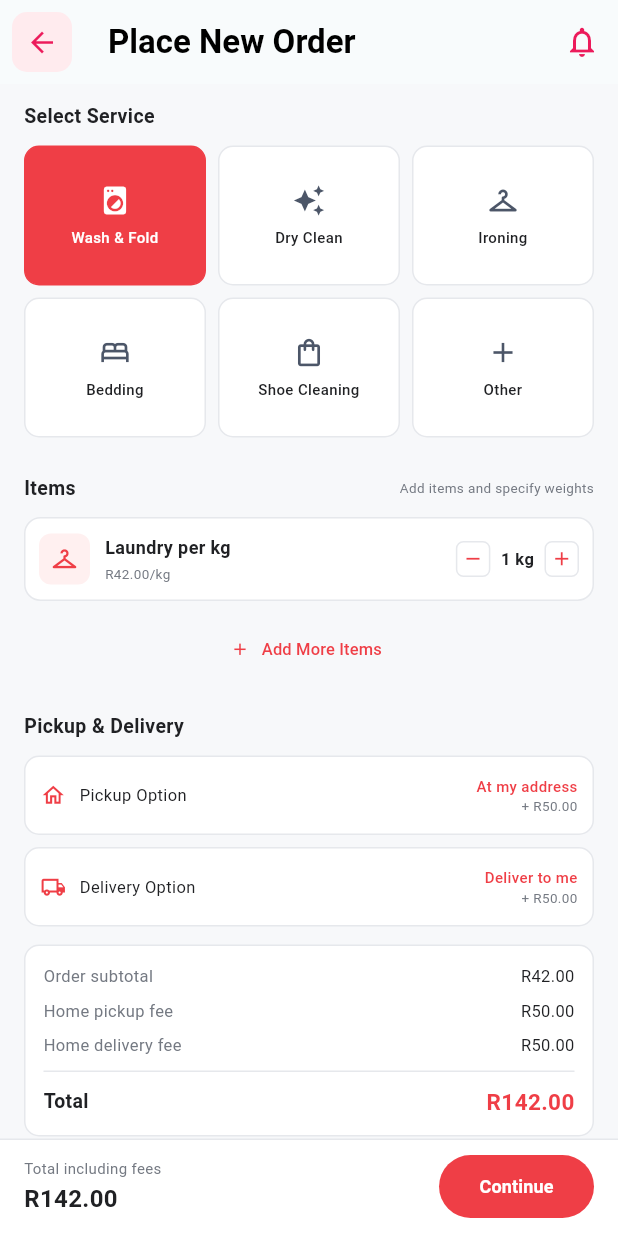
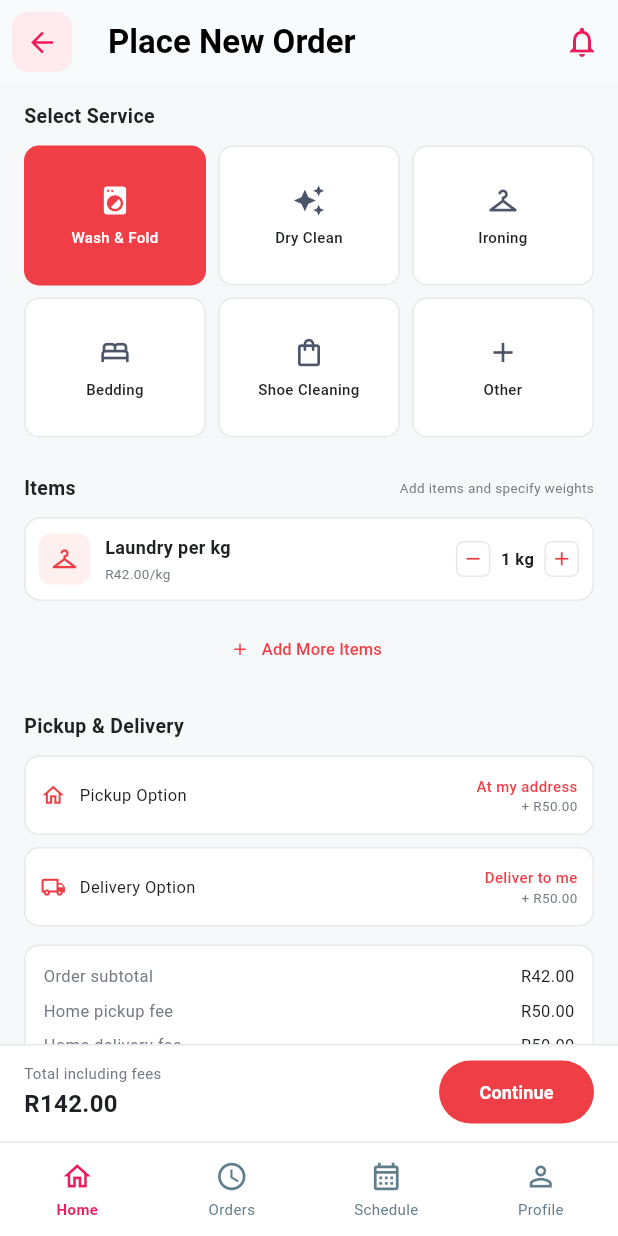
Before and after one commit to Rethabile053/SupaClean, a Flutter app: the PlaceOrderScreen screen opened directly with empty values, on a phone screen of 412 x 824 dp. Run offline on Flutter 3.47's test engine with Material 3 defaults, Android fonts, the phone set to English and light mode, and no system bars; our stand-ins replace file_picker, firebase_core, firebase_messaging, flutter_local_notifications, supabase_flutter; accounts and stored records are empty.

Commit message:
Update place_order_screen.dart
bottom navigation

```diff
--- a/flutter/supaclean_app/lib/views/place_order_screen.dart
+++ b/flutter/supaclean_app/lib/views/place_order_screen.dart
@@ -1,4 +1,5 @@
 import 'package:flutter/material.dart';
+import 'package:supaclean/views/main_shell.dart';
 import '../models/order_draft.dart';
 import '../viewmodels/service_viewmodel.dart';
 import '../widgets/app_header.dart';
@@ -345,6 +346,7 @@ class _PlaceOrderScreenState extends State<PlaceOrderScreen> {
     return Scaffold(
       backgroundColor: background,
       appBar: const AppHeader(title: 'Place New Order'),
+      bottomNavigationBar: const FlowBottomNav(),
       body: SafeArea(
         child: Column(
           children: [
```
